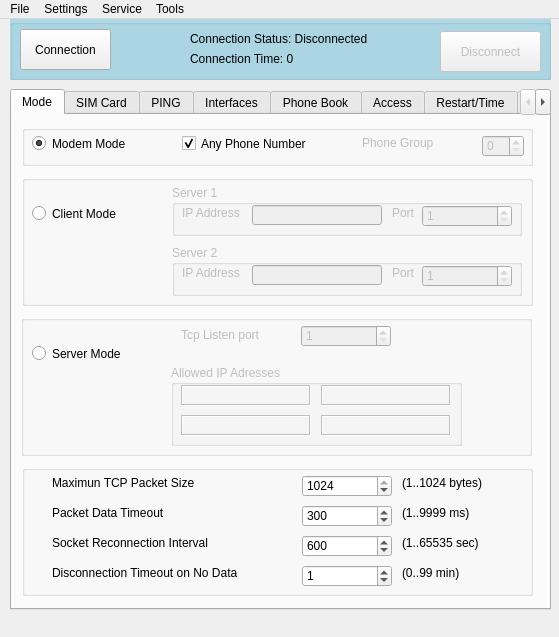
This is mainwindow.ui in nmacs/metcom as Qt 5 draws it before an edit. The edited form follows.
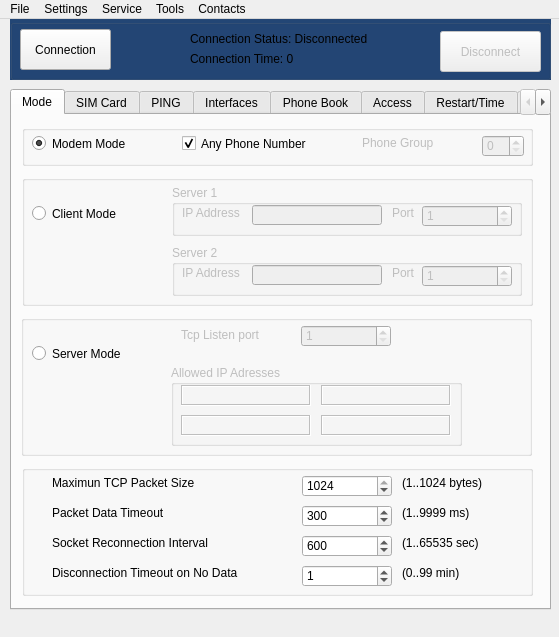
This is the edited form. Custom widgets are drawn as their Qt base class.

Commit message: TGlobal GUI adoptation

The edit to the form file:
```diff
--- a/mainwindow.ui
+++ b/mainwindow.ui
@@ -4246,7 +4246,7 @@
      </rect>
     </property>
     <property name="styleSheet">
-     <string notr="true">#groupConnection{background-color:lightblue;}</string>
+     <string notr="true">#groupConnection{background-color:rgb(35, 70, 117);}</string>
     </property>
     <property name="title">
      <string/>
@@ -4362,10 +4362,20 @@
     <addaction name="separator"/>
     <addaction name="menuLanguage"/>
    </widget>
+   <widget class="QMenu" name="menuContacts">
+    <property name="title">
+     <string>Contacts</string>
+    </property>
+    <addaction name="actionTechoGrid_LLC"/>
+    <addaction name="action8_800_550_0822"/>
+    <addaction name="actionwww_technogrid_ru"/>
+    <addaction name="actionwww_tg_market_ru"/>
+   </widget>
    <addaction name="menuFile"/>
    <addaction name="menuDevice"/>
    <addaction name="menuOptions"/>
    <addaction name="menuTools"/>
+   <addaction name="menuContacts"/>
   </widget>
   <widget class="QStatusBar" name="statusBar">
    <property name="sizeGripEnabled">
```
Left out of the diff: 22 changed lines with no effect on the pictures. The commit also changes 2 other files.
